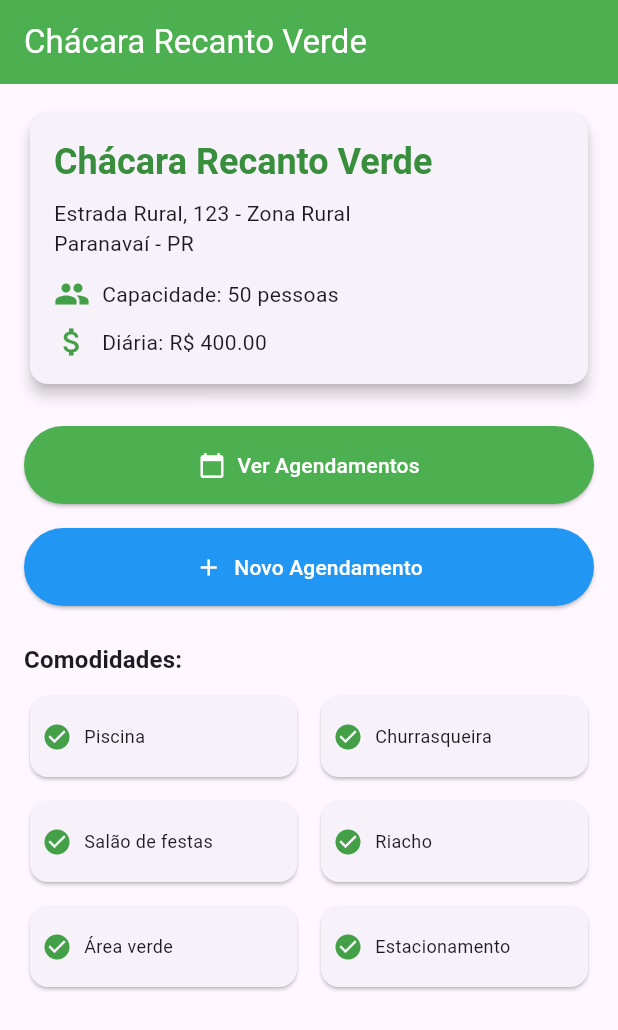
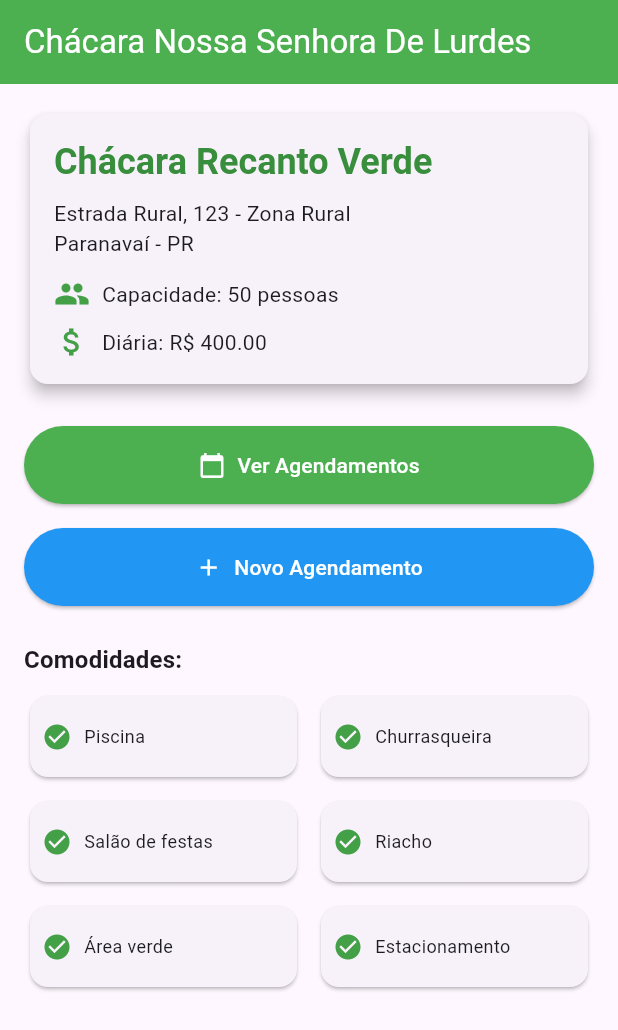
Before and after one commit to arturflacon/flutter_application_3, a Flutter app: the screen it shows after launch, on a phone screen of 412 x 824 dp. Shown: the top 1030 px of the screen. Run offline on Flutter 3.47's test engine with Material 3 defaults, Android fonts, the phone set to English and light mode, and no system bars.

Commit message:
Update HomeScreen.dart

```diff
--- a/lib/HomeScreen.dart
+++ b/lib/HomeScreen.dart
@@ -9,7 +9,7 @@ class HomeScreen extends StatelessWidget {
   Widget build(BuildContext context) {
     return Scaffold(
       appBar: AppBar(
-        title: const Text('Chácara Recanto Verde'),
+        title: const Text('Chácara Nossa Senhora De Lurdes'),
         backgroundColor: Colors.green,
         foregroundColor: Colors.white,
       ),
```
